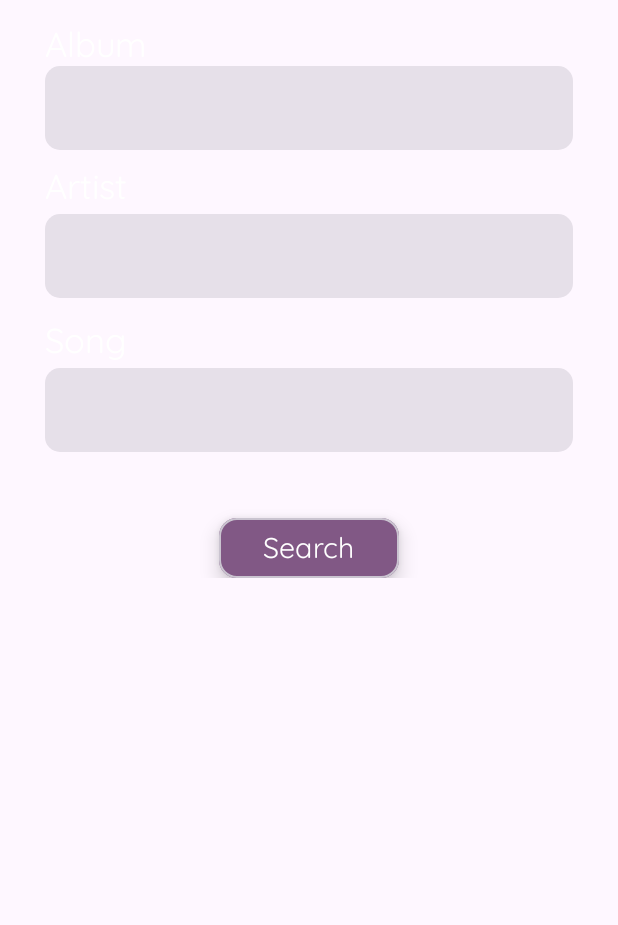
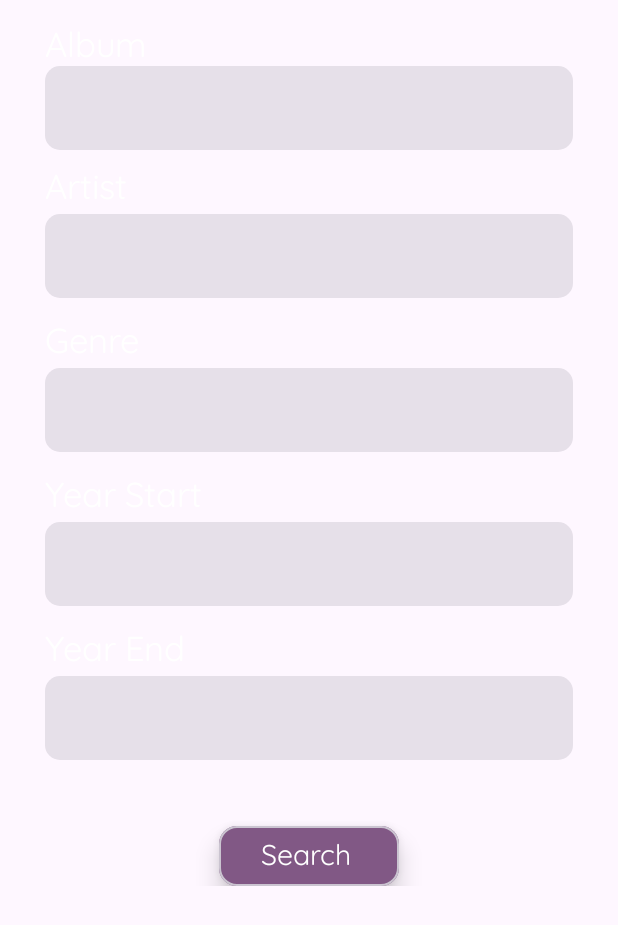
Before and after one commit to Timothy-C/CS446Project, an Android app built with Jetpack Compose: the composable Search shown on its own in the app's theme, on a phone screen of 412 x 824 dp. Shown: the top 925 px of the screen. Run offline under Robolectric (Android 15) with nearby library versions, the phone set to English and light mode, and no system bars.

Commit message:
Added search screen and merged changes from main

```diff
--- a/app/src/main/java/com/example/spotistics/Login.kt
+++ b/app/src/main/java/com/example/spotistics/Login.kt
@@ -77,7 +77,7 @@ fun Login(navController: NavHostController, link: () -> Unit) {
                     Button(
                         colors = signInColors,
                         onClick = {
-                            link()
+                            //link()
                             navController.navigate("home")
                         },
                         modifier = Modifier.size(width = 350.dp, height = 50.dp),
--- a/app/src/main/java/com/example/spotistics/SearchScreen.kt
+++ b/app/src/main/java/com/example/spotistics/SearchScreen.kt
@@ -1,10 +1,10 @@
 package com.example.spotistics
 
+import androidx.compose.foundation.clickable
 import androidx.compose.foundation.layout.Arrangement
 import androidx.compose.foundation.layout.Column
 import androidx.compose.foundation.layout.PaddingValues
 import androidx.compose.foundation.layout.Spacer
-import androidx.compose.foundation.layout.fillMaxHeight
 import androidx.compose.foundation.layout.fillMaxWidth
 import androidx.compose.foundation.layout.height
 import androidx.compose.foundation.layout.padding
@@ -12,8 +12,11 @@ import androidx.compose.foundation.layout.width
 import androidx.compose.foundation.lazy.LazyColumn
 import androidx.compose.foundation.lazy.LazyListState
 import androidx.compose.foundation.shape.RoundedCornerShape
-import androidx.compose.material3.Button
+import androidx.compose.material.icons.Icons
+import androidx.compose.material.icons.filled.Search
 import androidx.compose.material3.ButtonDefaults
+import androidx.compose.material3.Card
+import androidx.compose.material3.CardDefaults
 import androidx.compose.material3.MaterialTheme
 import androidx.compose.material3.Text
 import androidx.compose.material3.TextField
@@ -32,17 +35,20 @@ import androidx.compose.ui.unit.dp
 import androidx.compose.ui.unit.sp
 import com.example.spotistics.ui.theme.Purple
 import com.example.spotistics.ui.theme.quicksandFamily
-import kotlinx.coroutines.DelicateCoroutinesApi
-import kotlinx.coroutines.Dispatchers
-import kotlinx.coroutines.GlobalScope
-import kotlinx.coroutines.launch
 
-@OptIn(DelicateCoroutinesApi::class)
 @Composable
-fun Search(innerPadding: PaddingValues, colScrollState: LazyListState) {
+fun Search(innerPadding: PaddingValues, colScrollState: LazyListState, onItemClick: (NavigationItem) -> Unit) {
     val albumText = remember { mutableStateOf(TextFieldValue()) }
     val artistText = remember { mutableStateOf(TextFieldValue()) }
-    val songText = remember { mutableStateOf(TextFieldValue()) }
+    val genreText = remember { mutableStateOf(TextFieldValue()) }
+    val yearStartText = remember { mutableStateOf(TextFieldValue()) }
+    val yearEndText = remember { mutableStateOf(TextFieldValue()) }
+
+    val searchButton = NavigationItem(
+        id = "results",
+        title = "results",
+        icon = Icons.Default.Search
+    )
 
     LazyColumn(
         state = colScrollState,
@@ -105,7 +111,7 @@ fun Search(innerPadding: PaddingValues, colScrollState: LazyListState) {
         }
         item {
             Text(
-                text = "Song",
+                text = "Genre",
                 modifier = Modifier.fillMaxWidth(),
                 textAlign = TextAlign.Start,
                 color = Color.White,
@@ -114,9 +120,65 @@ fun Search(innerPadding: PaddingValues, colScrollState: LazyListState) {
                 fontWeight = FontWeight.Normal
             )
             TextField(
-                value = songText.value,
+                value = genreText.value,
                 onValueChange = {
-                    songText.value = it
+                    genreText.value = it
+                },
+                modifier = Modifier
+                    .fillMaxWidth()
+                    .padding(vertical = 4.dp),
+                shape = RoundedCornerShape(10.dp),
+                colors = TextFieldDefaults.colors(
+                    focusedIndicatorColor = Color.Transparent,
+                    unfocusedIndicatorColor = Color.Transparent,
+                    disabledIndicatorColor = Color.Transparent,
+                ),
+                textStyle = TextStyle(fontSize = 20.sp)
+            )
+            Spacer(modifier = Modifier.height(10.dp))
+        }
+        item {
+            Text(
+                text = "Year Start",
+                modifier = Modifier.fillMaxWidth(),
+                textAlign = TextAlign.Start,
+                color = Color.White,
+                fontSize = 23.sp,
+                fontFamily = quicksandFamily,
+                fontWeight = FontWeight.Normal
+            )
+            TextField(
+                value = yearStartText.value,
+                onValueChange = {
+                    yearStartText.value = it
+                },
+                modifier = Modifier
+                    .fillMaxWidth()
+                    .padding(vertical = 4.dp),
+                shape = RoundedCornerShape(10.dp),
+                colors = TextFieldDefaults.colors(
+                    focusedIndicatorColor = Color.Transparent,
+                    unfocusedIndicatorColor = Color.Transparent,
+                    disabledIndicatorColor = Color.Transparent,
+                ),
+                textStyle = TextStyle(fontSize = 20.sp)
+            )
+            Spacer(modifier = Modifier.height(10.dp))
+        }
+        item {
+            Text(
+                text = "Year End",
+                modifier = Modifier.fillMaxWidth(),
+                textAlign = TextAlign.Start,
+                color = Color.White,
+                fontSize = 23.sp,
+                fontFamily = quicksandFamily,
+                fontWeight = FontWeight.Normal
+            )
+            TextField(
+                value = yearEndText.value,
+                onValueChange = {
+                    yearEndText.value = it
                 },
                 modifier = Modifier
                     .fillMaxWidth()
@@ -134,33 +196,33 @@ fun Search(innerPadding: PaddingValues, colScrollState: LazyListState) {
         item {
             Spacer(modifier = Modifier.height(30.dp))
             Column(
-                modifier = Modifier
-                    .fillMaxWidth()
-                    .fillMaxHeight(),
+                modifier = Modifier.fillMaxWidth(),
                 verticalArrangement = Arrangement.Center,
                 horizontalAlignment = Alignment.CenterHorizontally
             ) {
-                Button(
+                Card(
                     modifier = Modifier
                         .height(40.dp)
-                        .width(120.dp),
-                    onClick = {
-                        GlobalScope.launch(Dispatchers.IO) {
-                            getAccessToken()
-                        }
-                    },
-                    colors = ButtonDefaults.buttonColors(
+                        .width(120.dp)
+                        .align(Alignment.CenterHorizontally)
+                        .clickable {
+                            onItemClick(searchButton)
+                        },
+                    colors = CardDefaults.cardColors(
                         containerColor = Purple
                     ),
-                    elevation = ButtonDefaults.elevatedButtonElevation(8.dp),
+                    elevation = CardDefaults.elevatedCardElevation(10.dp),
                     shape = MaterialTheme.shapes.medium,
                     border = ButtonDefaults.outlinedButtonBorder
                 ) {
                     Text(
+                        modifier = Modifier.padding(28.dp, 7.dp, 0.dp, 0.dp),
                         text = "Search",
+                        textAlign = TextAlign.Center,
                         fontSize = 19.sp,
                         fontFamily = quicksandFamily,
-                        fontWeight = FontWeight.Normal
+                        fontWeight = FontWeight.Normal,
+                        color = Color.White
                     )
                 }
             }
```
Also changed, not shown: app/src/main/java/com/example/spotistics/MainActivity.kt (+6 -3 lines), app/src/main/java/com/example/spotistics/NavigationDrawer.kt (+3 -10 lines), app/src/main/java/com/example/spotistics/RetrofitInstance.kt (+76 -7 lines), app/src/main/java/com/example/spotistics/SearchResultsScreen.kt (added, +95 -0 lines), app/src/main/java/com/example/spotistics/SearchSongsSample.kt (added, +32 -0 lines), app/src/main/java/com/example/spotistics/Settings.kt (+46 -12 lines), 1 other file.
